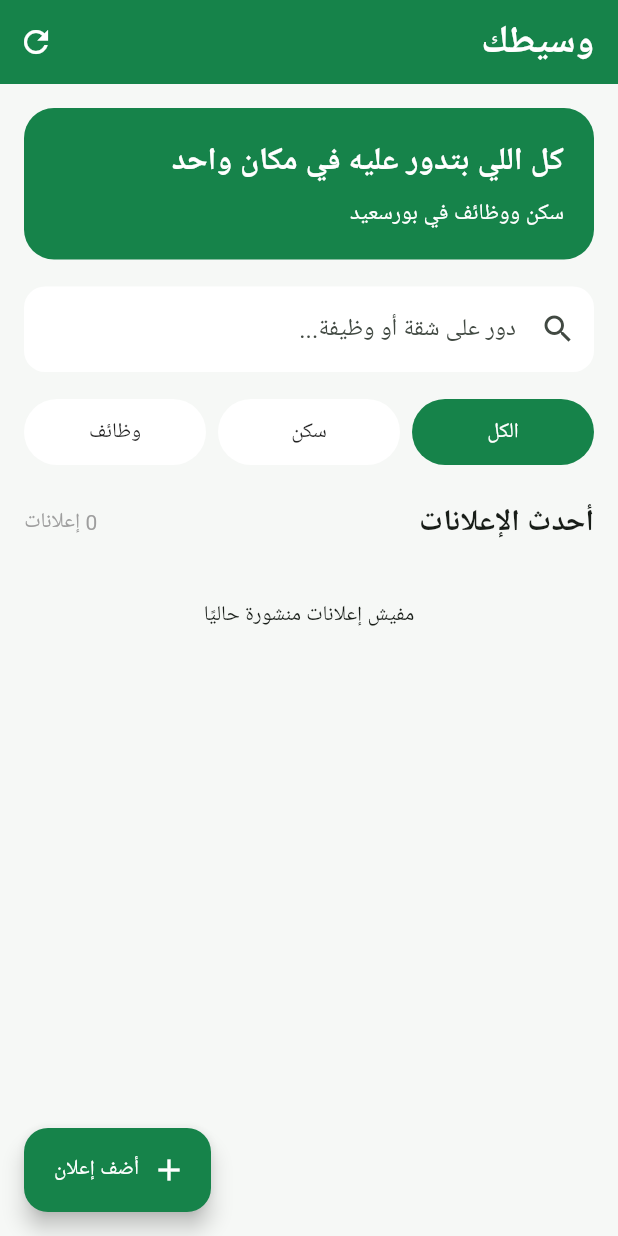
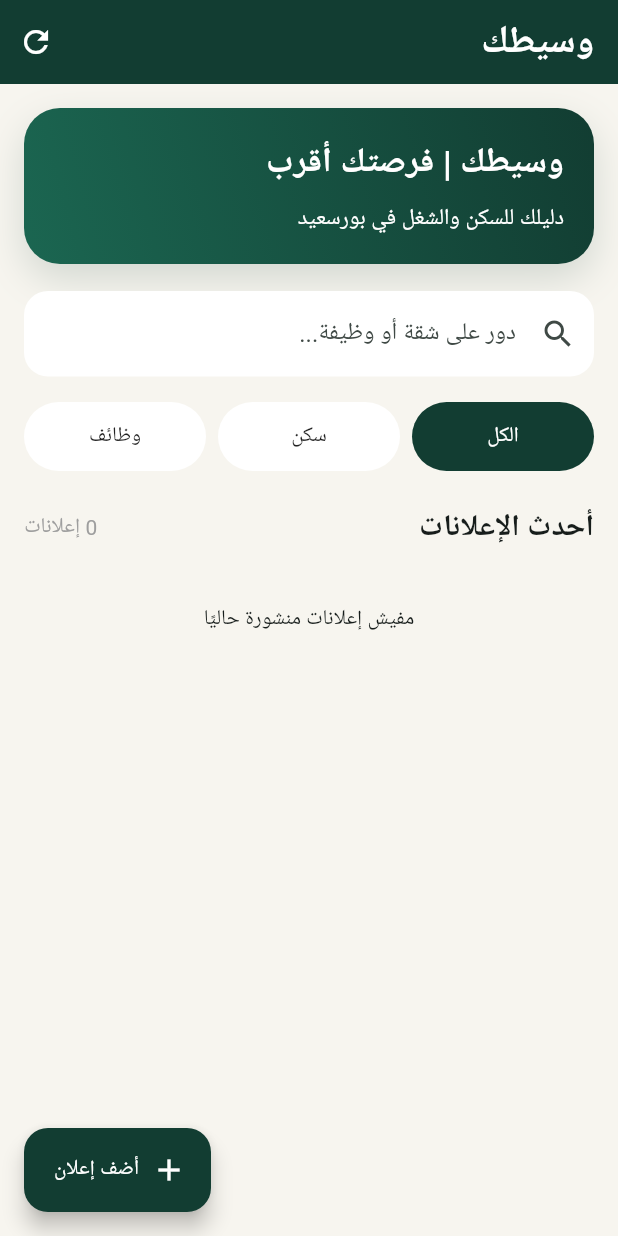
Before and after one commit to abdelazizmohamedgalal/wasitak, a Flutter app: the screen it shows after launch, on a phone screen of 412 x 824 dp. Run offline on Flutter 3.47's test engine with Material 3 defaults, Android fonts, the phone set to English and light mode, and no system bars; our stand-ins replace supabase_flutter; accounts and stored records are empty; Roboto replaces fonts that are missing (Arial).

Commit message:
Improve Wasitak visual design

```diff
--- a/lib/main.dart
+++ b/lib/main.dart
@@ -6,7 +6,10 @@ const supabaseUrl = 'https://xjmvzigoptweolpdsfhp.supabase.co';
 const supabaseKey =
     'sb_publishable_YePsC3nUCuCKqA0Sa997Qg_IJ0eEUVW';
 
-const green = Color(0xFF16834A);
+const green = Color(0xFF123D32);
+const green2 = Color(0xFF1B6651);
+const gold = Color(0xFFC7A45B);
+const ivory = Color(0xFFF7F5EF);
 
 Future<void> main() async {
   WidgetsFlutterBinding.ensureInitialized();
@@ -32,6 +35,17 @@ class WasitakApp extends StatelessWidget {
       theme: ThemeData(
         useMaterial3: true,
         colorScheme: ColorScheme.fromSeed(seedColor: green),
+        scaffoldBackgroundColor: ivory,
+        appBarTheme: const AppBarTheme(
+          backgroundColor: green,
+          foregroundColor: Colors.white,
+          elevation: 0,
+          centerTitle: false,
+        ),
+        floatingActionButtonTheme: const FloatingActionButtonThemeData(
+          backgroundColor: gold,
+          foregroundColor: green,
+        ),
         fontFamily: 'Arial',
       ),
       home: const HomePage(),
@@ -108,7 +122,7 @@ class _HomePageState extends State<HomePage> {
     return Directionality(
       textDirection: TextDirection.rtl,
       child: Scaffold(
-        backgroundColor: const Color(0xFFF6F8F6),
+        backgroundColor: ivory,
         appBar: AppBar(
           backgroundColor: green,
           foregroundColor: Colors.white,
@@ -132,23 +146,34 @@ class _HomePageState extends State<HomePage> {
               Container(
                 padding: const EdgeInsets.all(20),
                 decoration: BoxDecoration(
-                  color: green,
-                  borderRadius: BorderRadius.circular(20),
+                  gradient: const LinearGradient(
+                    colors: [green, green2],
+                    begin: Alignment.topRight,
+                    end: Alignment.bottomLeft,
+                  ),
+                  borderRadius: BorderRadius.circular(24),
+                  boxShadow: [
+                    BoxShadow(
+                      color: green.withOpacity(0.16),
+                      blurRadius: 22,
+                      offset: const Offset(0, 10),
+                    ),
+                  ],
                 ),
                 child: const Column(
                   crossAxisAlignment: CrossAxisAlignment.start,
                   children: [
                     Text(
-                      'كل اللي بتدور عليه في مكان واحد',
+                      'وسيطك | فرصتك أقرب',
                       style: TextStyle(
                         color: Colors.white,
-                        fontSize: 21,
+                        fontSize: 23,
                         fontWeight: FontWeight.bold,
                       ),
                     ),
                     SizedBox(height: 8),
                     Text(
-                      'سكن ووظائف في بورسعيد',
+                      'دليلك للسكن والشغل في بورسعيد',
                       style: TextStyle(color: Colors.white, fontSize: 15),
                     ),
                   ],
@@ -164,7 +189,7 @@ class _HomePageState extends State<HomePage> {
                   filled: true,
                   fillColor: Colors.white,
                   border: OutlineInputBorder(
-                    borderRadius: BorderRadius.circular(14),
+                    borderRadius: BorderRadius.circular(16),
                     borderSide: BorderSide.none,
                   ),
                 ),
@@ -246,7 +271,7 @@ class _HomePageState extends State<HomePage> {
         style: FilledButton.styleFrom(
           backgroundColor: selected ? green : Colors.white,
           foregroundColor: selected ? Colors.white : Colors.black87,
-          padding: const EdgeInsets.symmetric(vertical: 12),
+          padding: const EdgeInsets.symmetric(vertical: 13),
         ),
         onPressed: () => setState(() => selectedCategory = index),
         child: Text(label),
@@ -264,20 +289,20 @@ class _HomePageState extends State<HomePage> {
     return Card(
       color: Colors.white,
       elevation: 0,
-      margin: const EdgeInsets.only(bottom: 12),
+      margin: const EdgeInsets.only(bottom: 14),
       shape: RoundedRectangleBorder(
-        borderRadius: BorderRadius.circular(16),
-        side: const BorderSide(color: Color(0xFFE5EAE6)),
+        borderRadius: BorderRadius.circular(20),
+        side: const BorderSide(color: Color(0xFFE5E0D5)),
       ),
       child: Padding(
         padding: const EdgeInsets.all(14),
         child: Row(
           children: [
             Container(
-              width: 58,
-              height: 58,
+              width: 62,
+              height: 62,
               decoration: BoxDecoration(
-                color: const Color(0xFFE4F4E9),
+                color: const Color(0xFFE8EFE8),
                 borderRadius: BorderRadius.circular(14),
               ),
               child: Icon(
```
